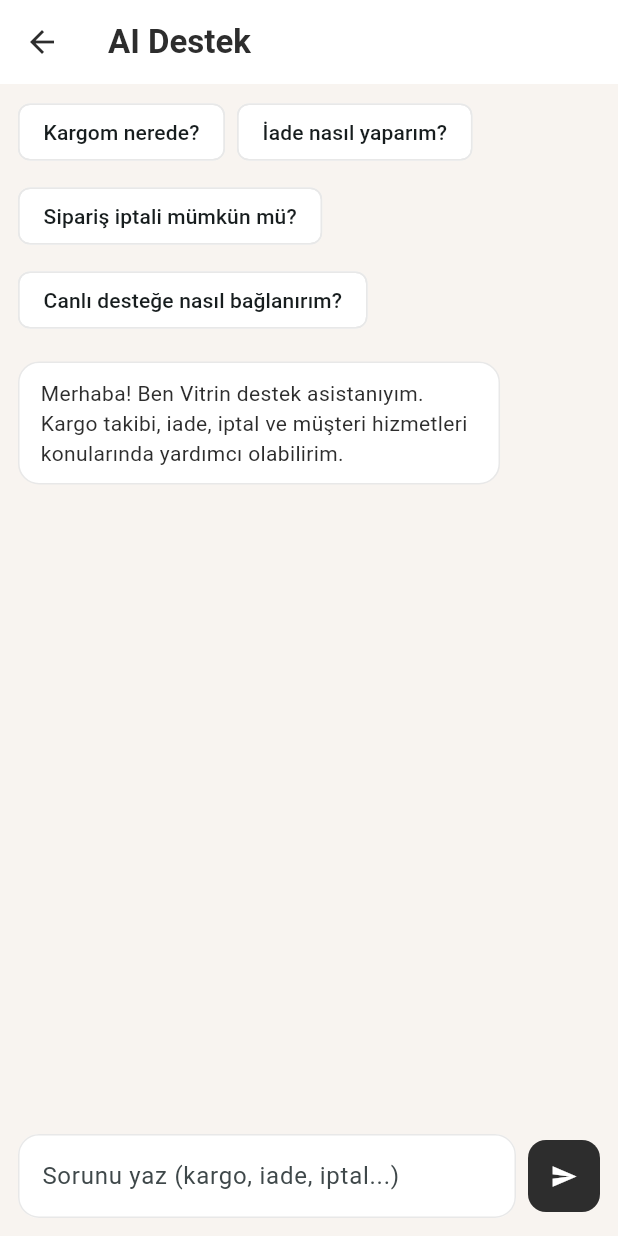
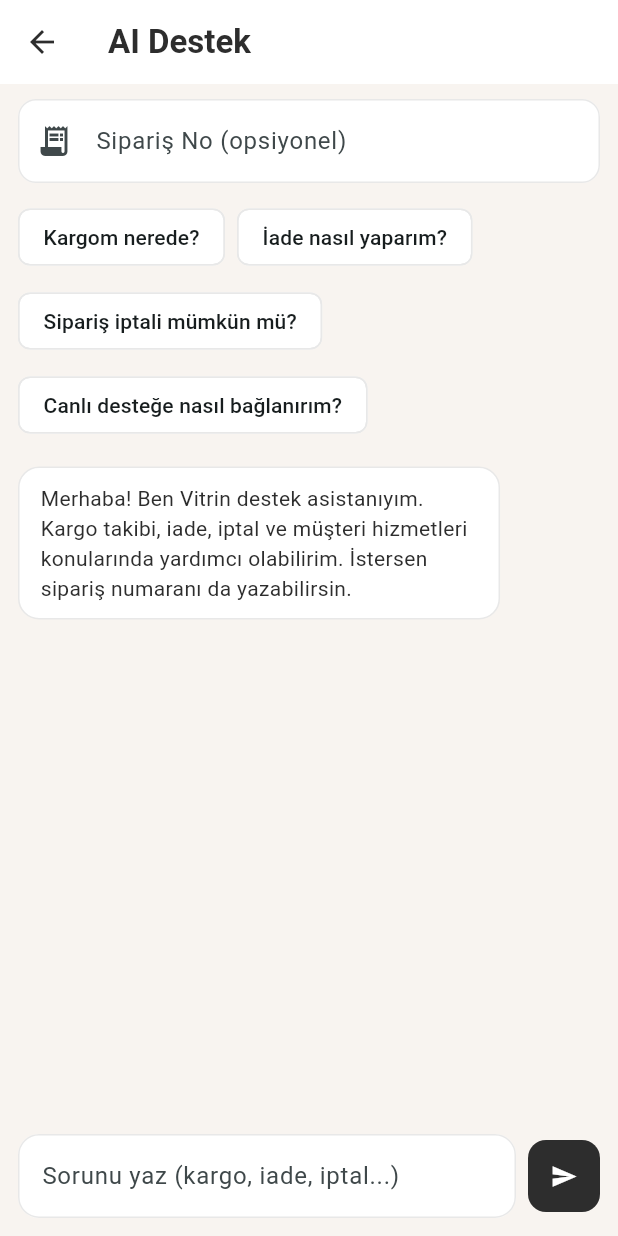
Before and after one commit to buse-akdeniz/vitrin_app, a Flutter app: the SupportChatScreen screen opened directly, after a tap on the "send" icon, on a phone screen of 412 x 824 dp. Run offline on Flutter 3.47's test engine with Material 3 defaults, Android fonts, the phone set to English and light mode, and no system bars; our stand-ins replace shared_preferences; accounts and stored records are empty; statements that could not run were skipped.

Commit message:
feat: add optional order number in AI support chat

```diff
--- a/lib/screens/support_chat_screen.dart
+++ b/lib/screens/support_chat_screen.dart
@@ -10,13 +10,14 @@ class SupportChatScreen extends StatefulWidget {
 
 class _SupportChatScreenState extends State<SupportChatScreen> {
   final TextEditingController _messageController = TextEditingController();
+  final TextEditingController _orderNoController = TextEditingController();
   final ScrollController _scrollController = ScrollController();
 
   final List<Map<String, String>> _messages = [
     {
       'role': 'assistant',
       'text':
-          'Merhaba! Ben Vitrin destek asistanıyım. Kargo takibi, iade, iptal ve müşteri hizmetleri konularında yardımcı olabilirim.'
+          'Merhaba! Ben Vitrin destek asistanıyım. Kargo takibi, iade, iptal ve müşteri hizmetleri konularında yardımcı olabilirim. İstersen sipariş numaranı da yazabilirsin.'
     }
   ];
 
@@ -31,6 +32,7 @@ class _SupportChatScreenState extends State<SupportChatScreen> {
   @override
   void dispose() {
     _messageController.dispose();
+    _orderNoController.dispose();
     _scrollController.dispose();
     super.dispose();
   }
@@ -60,6 +62,7 @@ class _SupportChatScreenState extends State<SupportChatScreen> {
       final result = await ApiService.supportChat(
         message: text,
         history: history,
+        orderNo: _orderNoController.text,
       );
 
       final reply = (result['reply'] ?? '').toString().trim();
@@ -119,6 +122,26 @@ class _SupportChatScreenState extends State<SupportChatScreen> {
       ),
       body: Column(
         children: [
+          Padding(
+            padding: const EdgeInsets.fromLTRB(12, 10, 12, 4),
+            child: TextField(
+              controller: _orderNoController,
+              decoration: InputDecoration(
+                hintText: 'Sipariş No (opsiyonel)',
+                prefixIcon: const Icon(Icons.receipt_long),
+                filled: true,
+                fillColor: Colors.white,
+                border: OutlineInputBorder(
+                  borderRadius: BorderRadius.circular(12),
+                  borderSide: BorderSide.none,
+                ),
+                enabledBorder: OutlineInputBorder(
+                  borderRadius: BorderRadius.circular(12),
+                  borderSide: const BorderSide(color: Color(0xFFE8E8E8)),
+                ),
+              ),
+            ),
+          ),
           Padding(
             padding: const EdgeInsets.fromLTRB(12, 8, 12, 4),
             child: Align(
--- a/lib/services/api_service.dart
+++ b/lib/services/api_service.dart
@@ -154,6 +154,7 @@ class ApiService {
   static Future<Map<String, dynamic>> supportChat({
     required String message,
     List<Map<String, String>> history = const [],
+    String? orderNo,
   }) async {
     final response = await http.post(
       Uri.parse('$baseUrl/support/chat'),
@@ -161,6 +162,8 @@ class ApiService {
       body: jsonEncode({
         'message': message,
         'history': history,
+        if (orderNo != null && orderNo.trim().isNotEmpty)
+          'orderNo': orderNo.trim(),
       }),
     );
 
```
